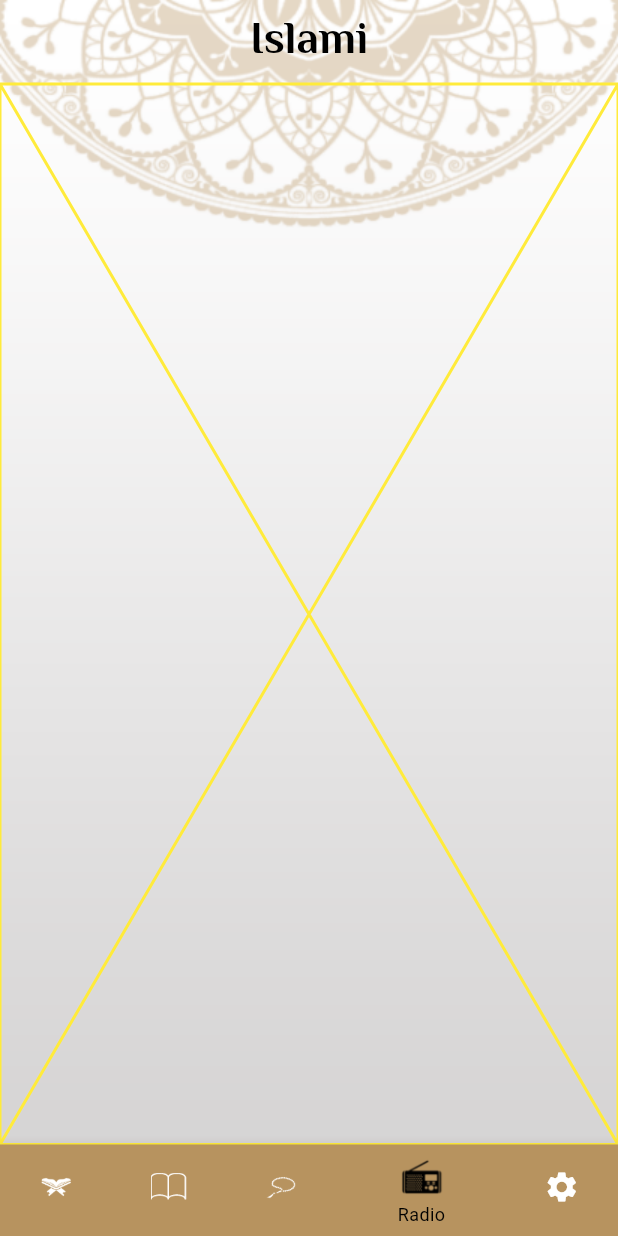
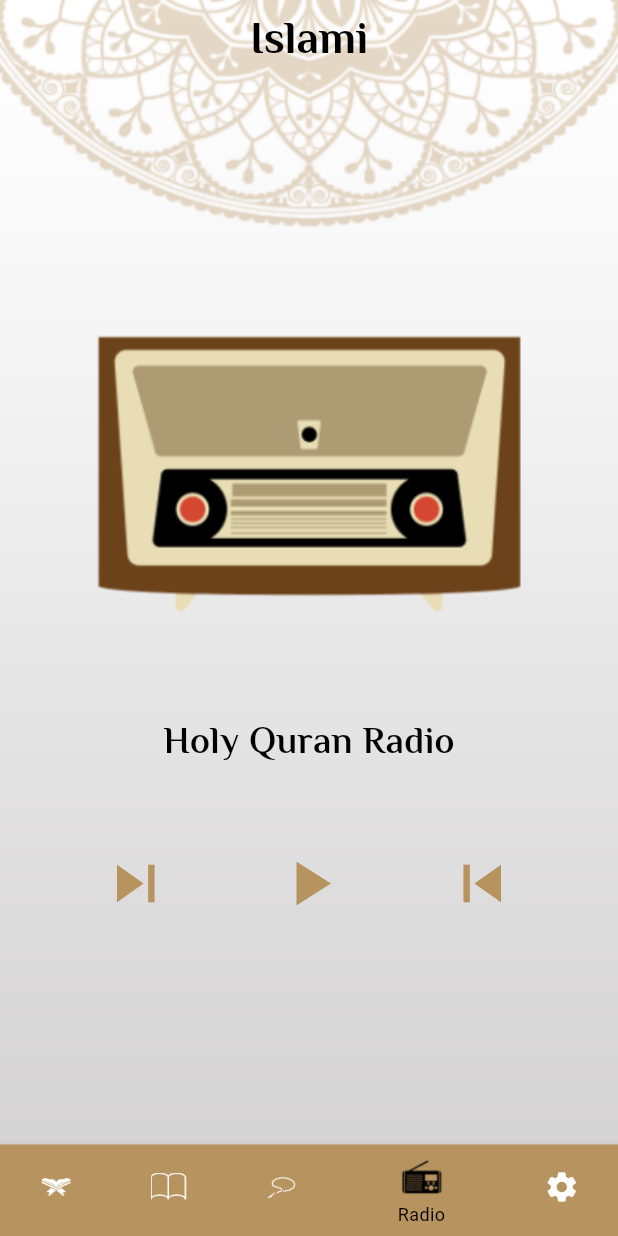
Before and after one commit to ShimaaShams2022/my_isalmi_app_2024, a Flutter app: the screen it shows after launch, item 4 of the bottom bar chosen, on a phone screen of 412 x 824 dp. Run offline on Flutter 3.47's test engine with Material 3 defaults, Android fonts, the light colour scheme and no system bars; generated files the repository leaves out were written again; Roboto replaces fonts that are missing (Intel).

Commit message:
feature:add radio tap design only

```diff
--- a/lib/l10n/app_ar.arb
+++ b/lib/l10n/app_ar.arb
@@ -13,5 +13,6 @@
   "dark": "ليلي",
   "light": "نهاري",
   "english": "اللغة الإنجليزية",
+  "radioTitle": "إذاعة القرآن الكريم",
   "arabic": "اللغة العربية"
 }
--- a/lib/l10n/app_en.arb
+++ b/lib/l10n/app_en.arb
@@ -13,5 +13,6 @@
   "dark": "Dark",
   "light": "Light",
   "english": "English",
+  "radioTitle": "Holy Quran Radio",
   "arabic": "Arabic"
 }
--- a/lib/radio/RadioTab.dart
+++ b/lib/radio/RadioTab.dart
@@ -1,4 +1,7 @@
 import 'package:flutter/material.dart';
+
+import '../ui_utilities.dart';
+
 
 
 class RadioTab extends StatelessWidget {
@@ -6,8 +9,25 @@ class RadioTab extends StatelessWidget {
 
   @override
   Widget build(BuildContext context) {
-    return const Placeholder(
-      color: Colors.yellow,
+    return Column(
+      mainAxisAlignment: MainAxisAlignment.center,
+      children: [
+        Image.asset( getFullPathImage('radio_image.png')),
+        Divider(height: 50,
+          color: Colors.transparent,),
+        Text(getTranslation(context).radioTitle,style: Theme.of(context).textTheme.titleMedium),
+        Divider(height: 50,
+          color: Colors.transparent,),
+        Row(
+          crossAxisAlignment: CrossAxisAlignment.center,
+          mainAxisAlignment: MainAxisAlignment.spaceEvenly,
+          children: [
+            Icon (Icons.skip_next,size: 50,color: Theme.of(context).colorScheme.secondary,),
+            Icon(Icons.play_arrow,size: 50,color: Theme.of(context).colorScheme.secondary,),
+            Icon(Icons.skip_previous,size: 50,color: Theme.of(context).colorScheme.secondary,)
+          ],
+        )
+      ],
     );
   }
 }
```
